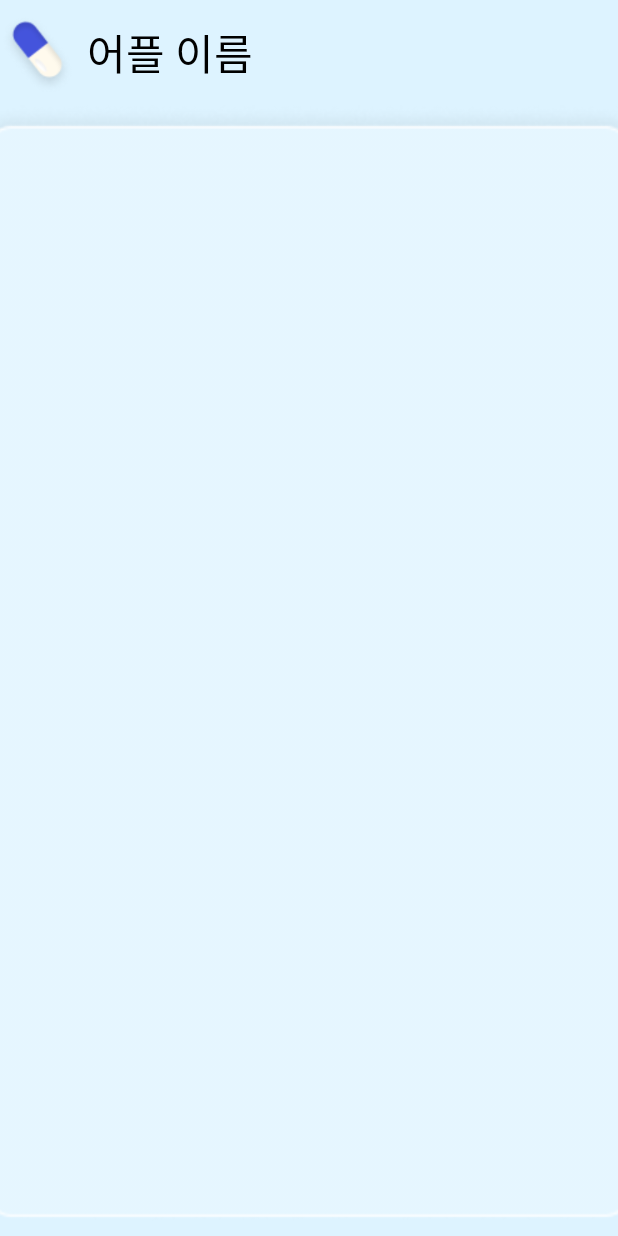
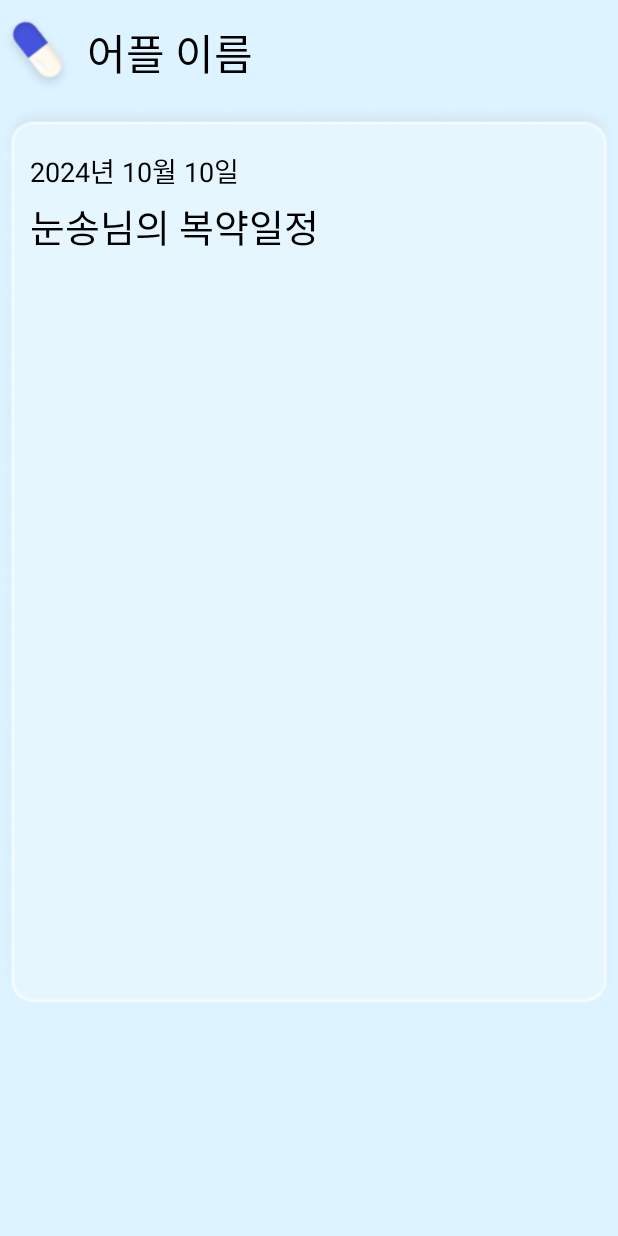
Before and after one commit to minzero31/2024-meit-frontend, an Android app: the layout fragment_home.xml on its own in the app's theme, with its tools: preview values and no code run, on a phone screen of 412 x 824 dp. Run offline under Robolectric (Android 15) with nearby library versions, the light colour scheme and no system bars.

Commit message:
Home 탭 제목 텍스트 추가 및 layout 수정 #18 #3

```diff
--- a/app/src/main/res/layout/fragment_home.xml
+++ b/app/src/main/res/layout/fragment_home.xml
@@ -6,7 +6,7 @@
     android:layout_height="match_parent"
     android:background="@color/sky_blue"
     android:orientation="vertical"
-    android:paddingBottom="10dp">
+    android:paddingBottom="15dp">
 
     <!-- 가로로 로고 이미지와 어플 이름을 배치하는 LinearLayout -->
     <LinearLayout
@@ -36,12 +36,48 @@
 
     </LinearLayout>
 
-    <!-- 아래에 배경 이미지 -->
-    <ImageView
-        android:id="@+id/background_image"
+    <!-- FrameLayout을 사용하여 배경 이미지와 텍스트 겹치기 -->
+    <FrameLayout
         android:layout_width="match_parent"
-        android:layout_height="0dp"
-        android:layout_weight="1"
-        android:src="@drawable/ic_main_background"
-        android:scaleType="centerCrop" />
+        android:layout_height="wrap_content">
+
+        <!-- 배경 이미지 -->
+        <ImageView
+            android:id="@+id/background_image"
+            android:layout_width="match_parent"
+            android:layout_height="600dp"
+            android:src="@drawable/ic_main_background"
+            android:layout_gravity="center"
+            android:scaleType="fitXY" />
+
+        <!-- 날짜 텍스트와 복약 일정 텍스트를 배치 -->
+        <LinearLayout
+            android:layout_width="wrap_content"
+            android:layout_height="wrap_content"
+            android:layout_gravity="start|top"
+            android:orientation="vertical"
+            android:paddingStart="20dp"
+            android:paddingTop="30dp">
+
+            <!-- 날짜 텍스트 -->
+            <TextView
+                android:id="@+id/date_text"
+                android:layout_width="wrap_content"
+                android:layout_height="wrap_content"
+                android:text="2024년 10월 10일"
+                android:textColor="@color/black"
+                android:textSize="18sp" />
+
+            <!-- 복약 일정 텍스트 -->
+            <TextView
+                android:id="@+id/schedule_text"
+                android:layout_width="wrap_content"
+                android:layout_height="wrap_content"
+                android:layout_marginTop="4dp"
+                android:text="눈송님의 복약일정"
+                android:textColor="@color/black"
+                android:textSize="25sp" />
+        </LinearLayout>
+
+    </FrameLayout>
 </LinearLayout>
--- a/app/src/main/res/layout/fragment_management.xml
+++ b/app/src/main/res/layout/fragment_management.xml
@@ -6,7 +6,7 @@
     android:layout_height="match_parent"
     android:background="@color/sky_blue"
     android:orientation="vertical"
-    android:paddingBottom="10dp">
+    android:paddingBottom="15dp">
 
     <!-- 가로로 로고 이미지와 어플 이름을 배치하는 LinearLayout -->
     <LinearLayout
@@ -39,9 +39,9 @@
     <!-- 아래에 배경 이미지 -->
     <ImageView
         android:id="@+id/background_image"
-        android:layout_width="match_parent"
-        android:layout_height="0dp"
+        android:layout_width="380dp"
+        android:layout_gravity="center"
+        android:layout_height="500dp"
         android:layout_weight="1"
-        android:src="@drawable/ic_main_background"
-        android:scaleType="centerCrop" />
+        android:src="@drawable/ic_main_background" />
 </LinearLayout>
```
